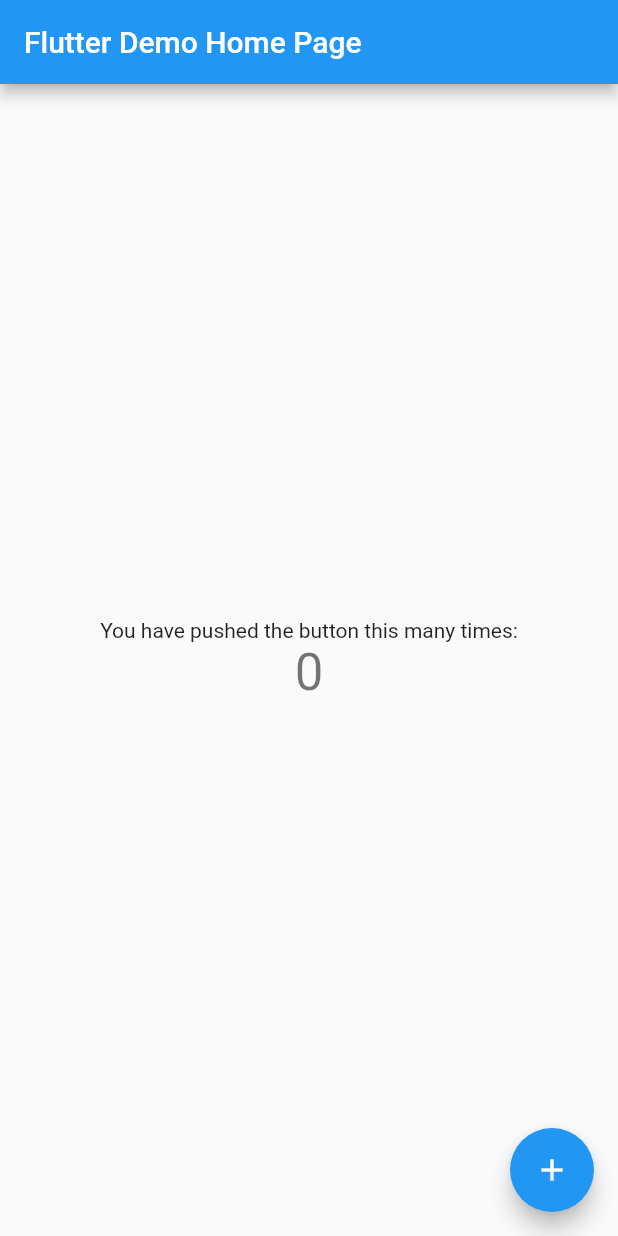
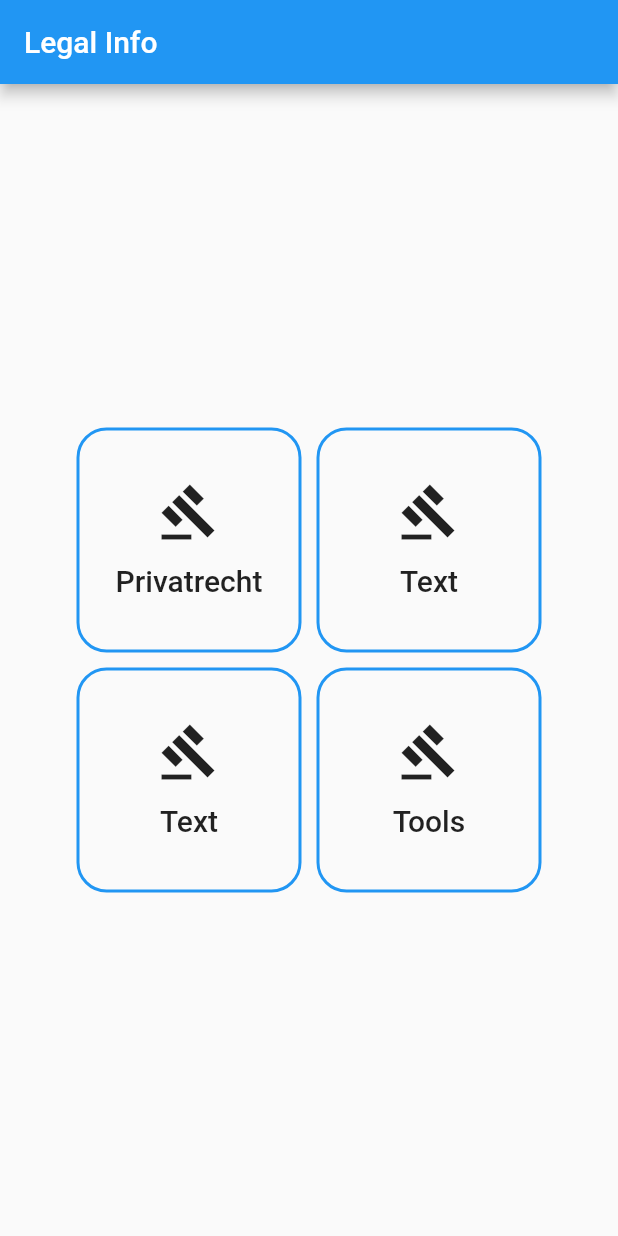
Before and after one commit to SteffBauer/legal_info, a Flutter app: the screen it shows after launch, on a phone screen of 412 x 824 dp. Run offline on Flutter 3.47's test engine with Material 2 defaults, Android fonts, the phone set to English and light mode, and no system bars.

Commit message:
Work on first examples

```diff
--- a/lib/main.dart
+++ b/lib/main.dart
@@ -11,7 +11,7 @@ class MyApp extends StatelessWidget {
   @override
   Widget build(BuildContext context) {
     return MaterialApp(
-      title: 'Flutter Demo',
+      title: 'Legal Info',
       theme: ThemeData(
         // This is the theme of your application.
         //
@@ -24,23 +24,13 @@ class MyApp extends StatelessWidget {
         // is not restarted.
         primarySwatch: Colors.blue,
       ),
-      home: const MyHomePage(title: 'Flutter Demo Home Page'),
+      home: const MyHomePage(title: 'Legal Info'),
     );
   }
 }
 
 class MyHomePage extends StatefulWidget {
   const MyHomePage({Key? key, required this.title}) : super(key: key);
-
-  // This widget is the home page of your application. It is stateful, meaning
-  // that it has a State object (defined below) that contains fields that affect
-  // how it looks.
-
-  // This class is the configuration for the state. It holds the values (in this
-  // case the title) provided by the parent (in this case the App widget) and
-  // used by the build method of the State. Fields in a Widget subclass are
-  // always marked "final".
-
   final String title;
 
   @override
@@ -48,68 +38,118 @@ class MyHomePage extends StatefulWidget {
 }
 
 class _MyHomePageState extends State<MyHomePage> {
-  int _counter = 0;
-
-  void _incrementCounter() {
-    setState(() {
-      // This call to setState tells the Flutter framework that something has
-      // changed in this State, which causes it to rerun the build method below
-      // so that the display can reflect the updated values. If we changed
-      // _counter without calling setState(), then the build method would not be
-      // called again, and so nothing would appear to happen.
-      _counter++;
-    });
-  }
-
   @override
   Widget build(BuildContext context) {
-    // This method is rerun every time setState is called, for instance as done
-    // by the _incrementCounter method above.
-    //
-    // The Flutter framework has been optimized to make rerunning build methods
-    // fast, so that you can just rebuild anything that needs updating rather
-    // than having to individually change instances of widgets.
+    final textStyle = Theme.of(context).textTheme.titleLarge;
+    const iconSize = 40.0;
+
     return Scaffold(
       appBar: AppBar(
-        // Here we take the value from the MyHomePage object that was created by
-        // the App.build method, and use it to set our appbar title.
         title: Text(widget.title),
       ),
       body: Center(
-        // Center is a layout widget. It takes a single child and positions it
-        // in the middle of the parent.
-        child: Column(
-          // Column is also a layout widget. It takes a list of children and
-          // arranges them vertically. By default, it sizes itself to fit its
-          // children horizontally, and tries to be as tall as its parent.
-          //
-          // Invoke "debug painting" (press "p" in the console, choose the
-          // "Toggle Debug Paint" action from the Flutter Inspector in Android
-          // Studio, or the "Toggle Debug Paint" command in Visual Studio Code)
-          // to see the wireframe for each widget.
-          //
-          // Column has various properties to control how it sizes itself and
-          // how it positions its children. Here we use mainAxisAlignment to
-          // center the children vertically; the main axis here is the vertical
-          // axis because Columns are vertical (the cross axis would be
-          // horizontal).
+        child: Row(
           mainAxisAlignment: MainAxisAlignment.center,
-          children: <Widget>[
-            const Text(
-              'You have pushed the button this many times:',
+          children: [
+            Column(
+              mainAxisAlignment: MainAxisAlignment.center,
+              children: <Widget>[
+                Row(
+                  mainAxisAlignment: MainAxisAlignment.end,
+                  crossAxisAlignment: CrossAxisAlignment.end,
+                  children: <Widget>[
+                    _getColumn(
+                        context,
+                        Text(
+                          "Privatrecht",
+                          style: textStyle,
+                        ),
+                        const Icon(
+                          Icons.gavel,
+                          size: iconSize,
+                        ))
+                  ],
+                ),
+                Row(
+                    mainAxisAlignment: MainAxisAlignment.end,
+                    children: <Widget>[
+                      _getColumn(
+                          context,
+                          Text(
+                            "Text",
+                            style: textStyle,
+                          ),
+                          const Icon(
+                            Icons.gavel,
+                            size: iconSize,
+                          ))
+                    ]),
+              ],
             ),
-            Text(
-              '$_counter',
-              style: Theme.of(context).textTheme.headline4,
+            Column(
+              mainAxisAlignment: MainAxisAlignment.center,
+              children: <Widget>[
+                Row(
+                  mainAxisAlignment: MainAxisAlignment.end,
+                  crossAxisAlignment: CrossAxisAlignment.end,
+                  children: <Widget>[
+                    _getColumn(
+                        context,
+                        Text(
+                          "Text",
+                          style: textStyle,
+                        ),
+                        const Icon(
+                          Icons.gavel,
+                          size: iconSize,
+                        ))
+                  ],
+                ),
+                Row(
+                  mainAxisAlignment: MainAxisAlignment.end,
+                  children: <Widget>[
+                    _getColumn(
+                        context,
+                        Text(
+                          "Tools",
+                          style: textStyle,
+                        ),
+                        const Icon(
+                          Icons.gavel,
+                          size: iconSize,
+                        ))
+                  ],
+                ),
+              ],
             ),
           ],
         ),
       ),
-      floatingActionButton: FloatingActionButton(
-        onPressed: _incrementCounter,
-        tooltip: 'Increment',
-        child: const Icon(Icons.add),
-      ), // This trailing comma makes auto-formatting nicer for build methods.
+    );
+  }
+
+  Widget _getColumn(context, Text text, Icon icon) {
+    return Container(
+      margin: const EdgeInsets.all(5.0),
+      padding: const EdgeInsets.all(20.0),
+      width: 150,
+      height: 150,
+      decoration: BoxDecoration(
+        //color: Theme.of(context).colorScheme.primary,
+        borderRadius: BorderRadius.circular(20),
+        border: Border.all(
+          color: Theme.of(context).colorScheme.primary,
+          width: 2,
+        ),
+      ),
+      child: Column(
+        crossAxisAlignment: CrossAxisAlignment.center,
+        mainAxisAlignment: MainAxisAlignment.spaceEvenly,
+        children: [
+          icon,
+          text,
+        ],
+      ),
     );
   }
 }
```
Also changed, not shown: lib/tools/calcAge.dart (added).
